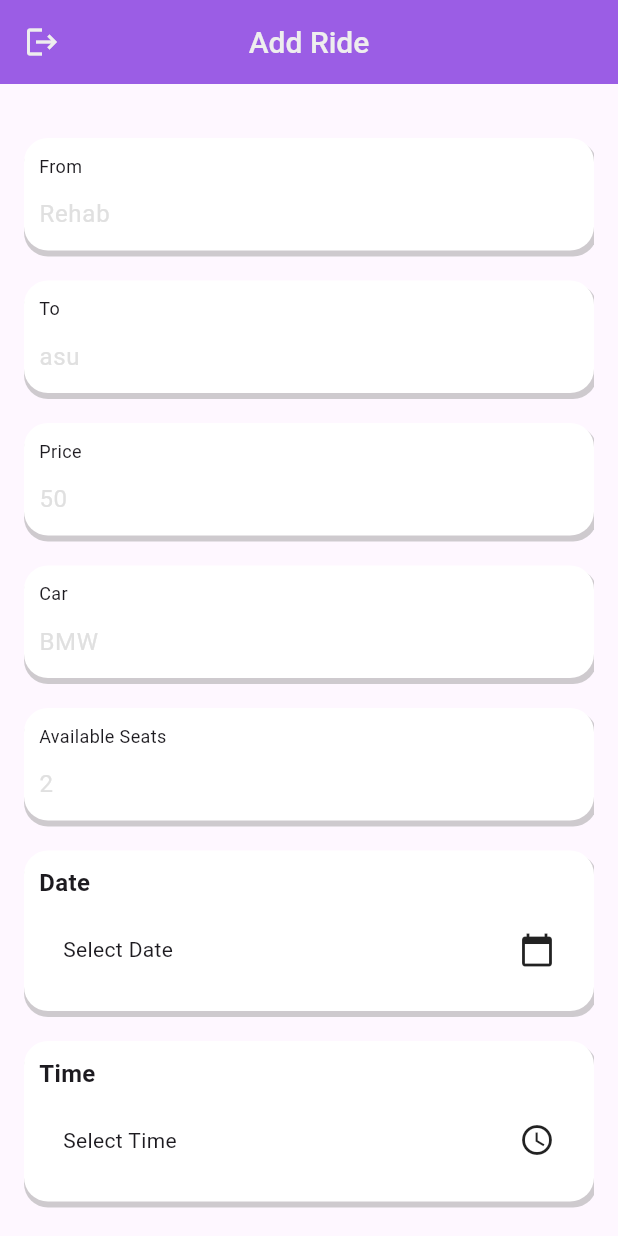
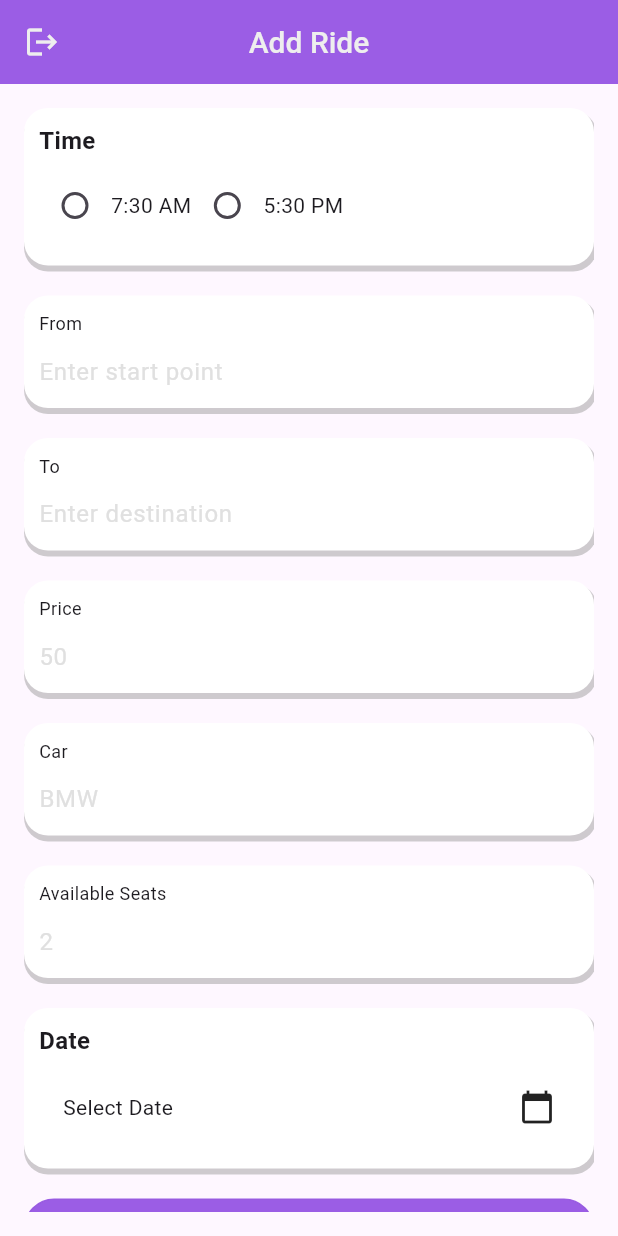
Before and after one commit to AhmedOssamaAhmed/carpooldriversversion, a Flutter app: the AddRide screen opened directly, on a phone screen of 412 x 824 dp. Run offline on Flutter 3.47's test engine with Material 3 defaults, Android fonts, the phone set to English and light mode, and no system bars; our stand-ins replace cloud_firestore, connectivity, firebase_auth, firebase_core, firebase_storage, fluttertoast and 3 more; accounts and stored records are empty.

Commit message:
added restrictions to the add ride page

```diff
--- a/lib/Shared/components/components.dart
+++ b/lib/Shared/components/components.dart
@@ -41,6 +41,7 @@ Widget defaultButton({
 
 // Input field
 Widget defaultTextInputField({
+  bool readOnly = false,
   bool safe = false,
   String? title,
   String hint = '',
@@ -73,6 +74,8 @@ Widget defaultTextInputField({
           hintText: hint,
         ),
         keyboardType: type,
+        autocorrect: true,
+        readOnly: readOnly,
       ),
 
     ],
--- a/lib/home/addride.dart
+++ b/lib/home/addride.dart
@@ -23,6 +23,12 @@ class _AddRideState extends State<AddRide> {
   TextEditingController availableSeatsController = TextEditingController();
   DateTime? selectedDate;
   TimeOfDay? selectedTime;
+  List<TimeOfDay> allowedTimes = [
+    TimeOfDay(hour: 7, minute: 30),
+    TimeOfDay(hour: 17, minute: 30),
+  ];
+  bool from_read_only = false;
+  bool to_read_only = false;
 
   @override
   Widget build(BuildContext context) {
@@ -47,12 +53,72 @@ class _AddRideState extends State<AddRide> {
           child: Column(
             crossAxisAlignment: CrossAxisAlignment.stretch,
             children: [
+              Container(
+                width: 334,
+                padding: EdgeInsetsDirectional.only(
+                  start: 10,
+                  end: 10,
+                  top: 10,
+                ),
+                decoration: BoxDecoration(
+                  boxShadow: [
+                    BoxShadow(
+                      color: Colors.grey.withOpacity(0.5),
+                      spreadRadius: 1,
+                      offset: Offset(1, 3),
+                    ),
+                  ],
+                  color: Colors.white,
+                  borderRadius: BorderRadius.circular(16),
+                ),
+                child: Column(
+                  crossAxisAlignment: CrossAxisAlignment.start,
+                  children: [
+                    Text(
+                      "Time",
+                      style: TextStyle(fontSize: 16, fontWeight: FontWeight.bold),
+                    ),
+                    SizedBox(height: 8),
+                    Row(
+                      children: allowedTimes.map((TimeOfDay time) {
+                        return Row(
+                          children: [
+                            Radio<TimeOfDay>(
+                              value: time,
+                              groupValue: selectedTime,
+                              onChanged: (TimeOfDay? newValue) {
+                                setState(() {
+                                  selectedTime = newValue;
+                                  if(selectedTime == TimeOfDay(hour: 7, minute: 30)){
+                                    print("7:30");
+                                    toController.text = "asu";
+                                    fromController.text = "";
+                                    to_read_only = true;
+                                    from_read_only = false;
+                                  }
+                                  else if(selectedTime == TimeOfDay(hour: 17, minute: 30)){
+                                    print("17:30");
+                                    fromController.text = "asu";
+                                    toController.text = "";
+                                    from_read_only = true;
+                                    to_read_only = false;
+                                  }
+                                });
+                              },
+                            ),
+                            Text(time.format(context)),
+                          ],
+                        );
+                      }).toList(),
+                    ),
+                    SizedBox(height: 16),
+                  ],
+                ),
+              ),
               const SizedBox(height: 20,),
-              // defaultTextInputField(title: "Driver",hint: "Ahmed" , controller: driverController, type: TextInputType.name),
-              // const SizedBox(height: 20,),
-              defaultTextInputField(title: "From",hint:"Rehab",controller: fromController,type: TextInputType.streetAddress),
+              defaultTextInputField(title: "From",hint:"Enter start point",controller: fromController,type: TextInputType.streetAddress,readOnly: from_read_only),
               const SizedBox(height: 20,),
-              defaultTextInputField(title: "To",hint:"asu",controller: toController,type: TextInputType.streetAddress),
+              defaultTextInputField(title: "To",hint:"Enter destination",controller: toController,type: TextInputType.streetAddress,readOnly: to_read_only),
               const SizedBox(height: 20,),
               defaultTextInputField(title: "Price",hint:"50",controller: priceController,type: TextInputType.number),
               const SizedBox(height: 20,),
@@ -62,8 +128,8 @@ class _AddRideState extends State<AddRide> {
               const SizedBox(height: 20,),
               dateFieldWithTitle("Date", selectedDate),
               // defaultTextInputField(title: "Time",hint:"3:00 PM",controller: timeController,type: TextInputType.datetime),
-              const SizedBox(height: 20,),
-              timeFieldWithTitle("Time", selectedTime),
+
+              // timeFieldWithTitle("Time", selectedTime),
               // defaultTextInputField(title: "Date",hint:"30/10/2023",controller: dateController,type: TextInputType.datetime),
               SizedBox(height: 20),
               defaultButton(radius:24 ,
@@ -72,15 +138,25 @@ class _AddRideState extends State<AddRide> {
                   async {
                     String from = fromController.text.trim();
                     String to = toController.text.trim();
-                    print("before price");
-                    double price = double.parse(priceController.text);
+                    double availableSeats;
+                    double price;
+                    try{
+                      availableSeats = double.parse(availableSeatsController.text);
+                      price = double.parse(priceController.text);
+                    }catch(e){
+                      print('price and available seats must be numbers');
+                      showToast(text: "price and available seats must be numbers", error: true);
+                      return;
+                    }
                     String car = carController.text.trim();
-                    print("before available seats");
-                    double availableSeats = double.parse(availableSeatsController.text);
 
-                    if(from.isEmpty || to.isEmpty  || car.isEmpty  || selectedDate == null || selectedTime == null || price == null || availableSeats == null){
+                    if(from.isEmpty || to.isEmpty  || car.isEmpty  || selectedDate == null || selectedTime == null ){
                       print('please enter a valid data');
-                      // showToast(text: 'please enter a valid data', error: true);
+                      showToast(text: 'please enter a valid data', error: true);
+                      return;
+                    }else if(availableSeats > 6){
+                      print('please enter a valid number of seats');
+                      showToast(text: "your car can't have more than 6 available seats", error: true);
                       return;
                     }
                     else {
@@ -112,67 +188,7 @@ class _AddRideState extends State<AddRide> {
     );
   }
 
-  Widget timeFieldWithTitle(String title, TimeOfDay? selectedTime) {
-    return Container(
-      width: 334,
-      padding: EdgeInsetsDirectional.only(
-        start: 10,
-        end: 10,
-        top: 10,
-      ),
-      decoration: BoxDecoration(
-        boxShadow: [
-          BoxShadow(
-            color: Colors.grey.withOpacity(0.5),
-            spreadRadius: 1,
-            offset: Offset(1, 3),
-          )
-        ],
-        color: Colors.white,
-        borderRadius: BorderRadius.circular(16),
-      ),
-      child: Column(
-        crossAxisAlignment: CrossAxisAlignment.start,
-        children: [
-          Text(
-            title,
-            style: TextStyle(fontSize: 16, fontWeight: FontWeight.bold),
-          ),
-          SizedBox(height: 8),
-          InkWell(
-            onTap: () async {
-              TimeOfDay? pickedTime = await showTimePicker(
-                context: context,
-                initialTime: selectedTime ?? TimeOfDay.now(),
-              );
 
-              if (pickedTime != null && pickedTime != selectedTime) {
-                setState(() {
-                  this.selectedTime = pickedTime;
-                });
-              }
-            },
-            child: Container(
-              height: 50,
-              padding: EdgeInsets.symmetric(horizontal: 16),
-              decoration: BoxDecoration(
-                borderRadius: BorderRadius.circular(4),
-              ),
-              child: Row(
-                mainAxisAlignment: MainAxisAlignment.spaceBetween,
-                children: [
-                  Text(
-                      selectedTime != null ? "${selectedTime.format(context)}" : "Select Time"),
-                  Icon(Icons.access_time),
-                ],
-              ),
-            ),
-          ),
-          SizedBox(height: 16),
-        ],
-      ),
-    );
-  }
   Widget dateFieldWithTitle(String title, DateTime? selectedDate) {
     return Container(
       width: 334,
@@ -202,10 +218,14 @@ class _AddRideState extends State<AddRide> {
           SizedBox(height: 8),
           InkWell(
             onTap: () async {
+              DateTime tomorrow = DateTime.now().add(Duration(days: 1));
+              DateTime initialDate = selectedTime == TimeOfDay(hour: 7, minute: 30)
+              ? tomorrow
+                  : DateTime.now();
               DateTime? pickedDate = await showDatePicker(
                 context: context,
-                initialDate: selectedDate ?? DateTime.now(),
-                firstDate: DateTime.now(),
+                initialDate: initialDate,
+                firstDate: initialDate,
                 lastDate: DateTime(DateTime.now().year + 5),
               );
 
```
